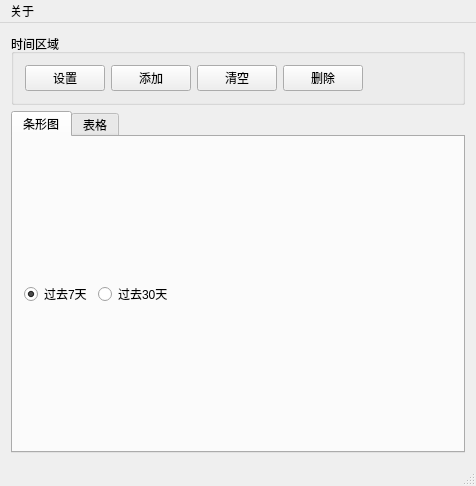
The window that code/SwimmingPerformance/mainwindow.ui (xinyuewodi/SwimmingPerformance) describes before a commit, drawn with Qt 5.
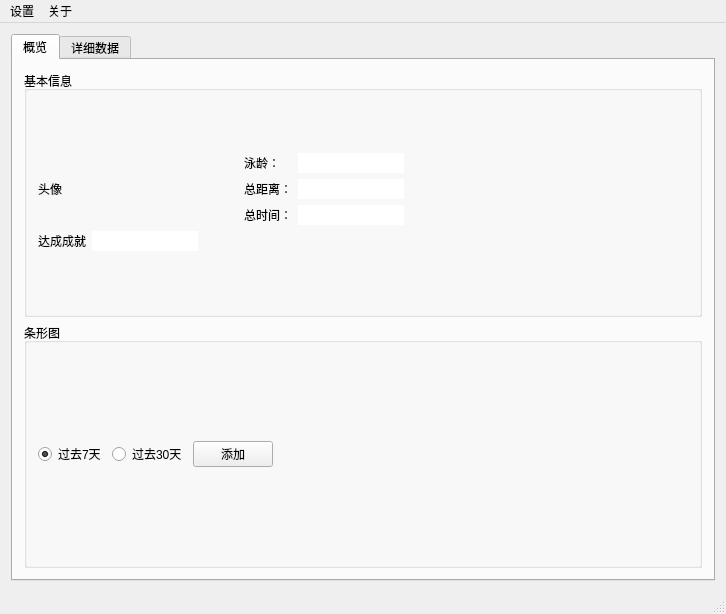
The same window after the commit. The open tabs and pages were chosen to show the change. Icons and pictures are not drawn.

Commit message: 修改主页面布局， 实现所有数据库数据的显示、删除和清空功能， 去掉设置按钮，增加菜单项 设置

Diff of the .ui file:
```diff
--- a/code/SwimmingPerformance/mainwindow.ui
+++ b/code/SwimmingPerformance/mainwindow.ui
@@ -6,8 +6,8 @@
    <rect>
     <x>0</x>
     <y>0</y>
-    <width>476</width>
-    <height>486</height>
+    <width>726</width>
+    <height>614</height>
    </rect>
   </property>
   <property name="windowTitle">
@@ -24,54 +24,239 @@
    <enum>QTabWidget::Triangular</enum>
   </property>
   <widget class="QWidget" name="centralWidget">
-   <layout class="QVBoxLayout" name="verticalLayout">
+   <layout class="QVBoxLayout" name="verticalLayout_7">
+    <item>
+     <widget class="QTabWidget" name="tabWidget">
+      <property name="currentIndex">
+       <number>1</number>
+      </property>
+      <widget class="QWidget" name="tab">
+       <attribute name="title">
+        <string>概览</string>
+       </attribute>
+       <layout class="QVBoxLayout" name="verticalLayout_3">
     <item>
      <widget class="QGroupBox" name="groupBox">
+          <property name="title">
+           <string>基本信息</string>
+          </property>
+          <layout class="QVBoxLayout" name="verticalLayout_2">
+           <item>
+            <layout class="QGridLayout" name="gridLayout">
+             <item row="1" column="3">
+              <widget class="QLabel" name="label_2">
       <property name="sizePolicy">
        <sizepolicy hsizetype="Preferred" vsizetype="Preferred">
         <horstretch>0</horstretch>
         <verstretch>0</verstretch>
        </sizepolicy>
       </property>
-      <property name="title">
-       <string>时间区域</string>
-      </property>
-      <layout class="QVBoxLayout" name="verticalLayout_3">
-       <item>
-        <layout class="QHBoxLayout" name="horizontalLayout_2">
-         <item>
-          <widget class="QPushButton" name="pushButton_setting">
+               <property name="layoutDirection">
+                <enum>Qt::LeftToRight</enum>
+               </property>
            <property name="text">
-            <string>设置</string>
-           </property>
-          </widget>
-         </item>
-         <item>
-          <widget class="QPushButton" name="pushButton_addRecord">
+                <string>总距离：</string>
+               </property>
+               <property name="buddy">
+                <cstring>lineEdit_totalDistance</cstring>
+               </property>
+              </widget>
+             </item>
+             <item row="0" column="0" rowspan="3" colspan="2">
+              <widget class="QLabel" name="label">
+               <property name="sizePolicy">
+                <sizepolicy hsizetype="Minimum" vsizetype="Preferred">
+                 <horstretch>0</horstretch>
+                 <verstretch>0</verstretch>
+                </sizepolicy>
+               </property>
            <property name="text">
-            <string>添加</string>
+                <string>头像</string>
            </property>
           </widget>
          </item>
-         <item>
-          <widget class="QPushButton" name="pushButton_clear">
+             <item row="1" column="4">
+              <widget class="QLineEdit" name="lineEdit_totalDistance">
+               <property name="sizePolicy">
+                <sizepolicy hsizetype="Maximum" vsizetype="Fixed">
+                 <horstretch>0</horstretch>
+                 <verstretch>0</verstretch>
+                </sizepolicy>
+               </property>
+               <property name="frame">
+                <bool>false</bool>
+               </property>
+              </widget>
+             </item>
+             <item row="0" column="4">
+              <widget class="QLineEdit" name="lineEdit_swimAge">
+               <property name="sizePolicy">
+                <sizepolicy hsizetype="Maximum" vsizetype="Fixed">
+                 <horstretch>0</horstretch>
+                 <verstretch>0</verstretch>
+                </sizepolicy>
+               </property>
+               <property name="frame">
+                <bool>false</bool>
+               </property>
+              </widget>
+             </item>
+             <item row="2" column="4">
+              <widget class="QLineEdit" name="lineEdit_totalTime">
+               <property name="sizePolicy">
+                <sizepolicy hsizetype="Maximum" vsizetype="Fixed">
+                 <horstretch>0</horstretch>
+                 <verstretch>0</verstretch>
+                </sizepolicy>
+               </property>
+               <property name="frame">
+                <bool>false</bool>
+               </property>
+              </widget>
+             </item>
+             <item row="2" column="3">
+              <widget class="QLabel" name="label_3">
+               <property name="layoutDirection">
+                <enum>Qt::LeftToRight</enum>
+               </property>
            <property name="text">
-            <string>清空</string>
-           </property>
-          </widget>
-         </item>
-         <item>
-          <widget class="QPushButton" name="pushButton_delete">
+                <string>总时间：</string>
+               </property>
+               <property name="buddy">
+                <cstring>lineEdit_totalTime</cstring>
+               </property>
+              </widget>
+             </item>
+             <item row="0" column="3">
+              <widget class="QLabel" name="label_4">
+               <property name="layoutDirection">
+                <enum>Qt::LeftToRight</enum>
+               </property>
            <property name="text">
-            <string>删除</string>
-           </property>
-          </widget>
-         </item>
-         <item>
+                <string>泳龄：</string>
+               </property>
+               <property name="buddy">
+                <cstring>lineEdit_swimAge</cstring>
+               </property>
+              </widget>
+             </item>
+             <item row="3" column="0">
+              <widget class="QLabel" name="label_5">
+               <property name="sizePolicy">
+                <sizepolicy hsizetype="Minimum" vsizetype="Preferred">
+                 <horstretch>0</horstretch>
+                 <verstretch>0</verstretch>
+                </sizepolicy>
+               </property>
+               <property name="text">
+                <string>达成成就</string>
+               </property>
+               <property name="buddy">
+                <cstring>lineEdit_achievements</cstring>
+               </property>
+              </widget>
+             </item>
+             <item row="0" column="2">
+              <spacer name="horizontalSpacer_3">
+               <property name="orientation">
+                <enum>Qt::Horizontal</enum>
+               </property>
+               <property name="sizeType">
+                <enum>QSizePolicy::Maximum</enum>
+               </property>
+               <property name="sizeHint" stdset="0">
+                <size>
+                 <width>40</width>
+                 <height>20</height>
+                </size>
+               </property>
+              </spacer>
+             </item>
+             <item row="1" column="2">
+              <spacer name="horizontalSpacer_5">
+               <property name="orientation">
+                <enum>Qt::Horizontal</enum>
+               </property>
+               <property name="sizeType">
+                <enum>QSizePolicy::Maximum</enum>
+               </property>
+               <property name="sizeHint" stdset="0">
+                <size>
+                 <width>40</width>
+                 <height>20</height>
+                </size>
+               </property>
+              </spacer>
+             </item>
+             <item row="2" column="2">
+              <spacer name="horizontalSpacer_6">
+               <property name="orientation">
+                <enum>Qt::Horizontal</enum>
+               </property>
+               <property name="sizeType">
+                <enum>QSizePolicy::Maximum</enum>
+               </property>
+               <property name="sizeHint" stdset="0">
+                <size>
+                 <width>40</width>
+                 <height>20</height>
+                </size>
+               </property>
+              </spacer>
+             </item>
+             <item row="3" column="4">
+              <spacer name="horizontalSpacer_4">
+               <property name="orientation">
+                <enum>Qt::Horizontal</enum>
+               </property>
+               <property name="sizeType">
+                <enum>QSizePolicy::Expanding</enum>
+               </property>
+               <property name="sizeHint" stdset="0">
+                <size>
+                 <width>40</width>
+                 <height>20</height>
+                </size>
+               </property>
+              </spacer>
+             </item>
+             <item row="3" column="1">
+              <widget class="QLineEdit" name="lineEdit_achievements">
+               <property name="sizePolicy">
+                <sizepolicy hsizetype="Maximum" vsizetype="Fixed">
+                 <horstretch>0</horstretch>
+                 <verstretch>0</verstretch>
+                </sizepolicy>
+               </property>
+               <property name="frame">
+                <bool>false</bool>
+               </property>
+              </widget>
+             </item>
+             <item row="3" column="3">
           <spacer name="horizontalSpacer_2">
            <property name="orientation">
             <enum>Qt::Horizontal</enum>
            </property>
+               <property name="sizeType">
+                <enum>QSizePolicy::Preferred</enum>
+               </property>
+               <property name="sizeHint" stdset="0">
+                <size>
+                 <width>40</width>
+                 <height>20</height>
+                </size>
+               </property>
+              </spacer>
+             </item>
+             <item row="3" column="2">
+              <spacer name="horizontalSpacer_7">
+               <property name="orientation">
+                <enum>Qt::Horizontal</enum>
+               </property>
+               <property name="sizeType">
+                <enum>QSizePolicy::Maximum</enum>
+               </property>
            <property name="sizeHint" stdset="0">
             <size>
              <width>40</width>
@@ -86,20 +271,10 @@
      </widget>
     </item>
     <item>
-     <widget class="QTabWidget" name="tabWidget">
-      <property name="autoFillBackground">
-       <bool>true</bool>
-      </property>
-      <property name="tabShape">
-       <enum>QTabWidget::Rounded</enum>
-      </property>
-      <property name="currentIndex">
-       <number>0</number>
-      </property>
-      <widget class="QWidget" name="tab_barChart">
-       <attribute name="title">
+         <widget class="QGroupBox" name="groupBox_2">
+          <property name="title">
         <string>条形图</string>
-       </attribute>
+          </property>
        <layout class="QVBoxLayout" name="verticalLayout_4">
         <item>
          <layout class="QVBoxLayout" name="verticalLayout_barChart">
@@ -122,6 +297,13 @@
               </property>
              </widget>
             </item>
+               <item>
+                <widget class="QPushButton" name="pushButton_add2">
+                 <property name="text">
+                  <string>添加</string>
+                 </property>
+                </widget>
+               </item>
             <item>
              <spacer name="horizontalSpacer">
               <property name="orientation">
@@ -141,13 +323,76 @@
         </item>
        </layout>
       </widget>
-      <widget class="QWidget" name="tab_table">
+        </item>
+       </layout>
+      </widget>
+      <widget class="QWidget" name="tab_2">
        <attribute name="title">
-        <string>表格</string>
+        <string>详细数据</string>
        </attribute>
-       <layout class="QVBoxLayout" name="verticalLayout_5">
+       <layout class="QHBoxLayout" name="horizontalLayout_2">
         <item>
-         <widget class="QTableView" name="tableView_dataDisplay"/>
+         <widget class="QTableView" name="tableView_dataDisplay">
+          <property name="autoFillBackground">
+           <bool>true</bool>
+          </property>
+          <property name="alternatingRowColors">
+           <bool>true</bool>
+          </property>
+          <property name="selectionMode">
+           <enum>QAbstractItemView::SingleSelection</enum>
+          </property>
+          <property name="selectionBehavior">
+           <enum>QAbstractItemView::SelectRows</enum>
+          </property>
+          <attribute name="horizontalHeaderCascadingSectionResizes">
+           <bool>true</bool>
+          </attribute>
+          <attribute name="horizontalHeaderShowSortIndicator" stdset="0">
+           <bool>true</bool>
+          </attribute>
+          <attribute name="horizontalHeaderStretchLastSection">
+           <bool>true</bool>
+          </attribute>
+         </widget>
+        </item>
+        <item>
+         <layout class="QVBoxLayout" name="verticalLayout">
+          <item>
+           <widget class="QPushButton" name="pushButton_addRecord">
+            <property name="text">
+             <string>添加</string>
+            </property>
+           </widget>
+          </item>
+          <item>
+           <widget class="QPushButton" name="pushButton_delete">
+            <property name="text">
+             <string>删除</string>
+            </property>
+           </widget>
+          </item>
+          <item>
+           <widget class="QPushButton" name="pushButton_clear">
+            <property name="text">
+             <string>清空</string>
+            </property>
+           </widget>
+          </item>
+          <item>
+           <spacer name="verticalSpacer">
+            <property name="orientation">
+             <enum>Qt::Vertical</enum>
+            </property>
+            <property name="sizeHint" stdset="0">
+             <size>
+              <width>20</width>
+              <height>40</height>
+             </size>
+            </property>
+           </spacer>
+          </item>
+         </layout>
         </item>
        </layout>
       </widget>
@@ -160,7 +405,7 @@
     <rect>
      <x>0</x>
      <y>0</y>
-     <width>476</width>
+     <width>726</width>
      <height>23</height>
     </rect>
    </property>
@@ -169,6 +414,13 @@
      <string>关于</string>
     </property>
    </widget>
+   <widget class="QMenu" name="menu_2">
+    <property name="title">
+     <string>设置</string>
+    </property>
+    <addaction name="actionDisplay"/>
+   </widget>
+   <addaction name="menu_2"/>
    <addaction name="menu"/>
   </widget>
   <widget class="QStatusBar" name="statusBar"/>
```
Left out of the diff: 19 changed lines with no effect on the pictures. Lines whose indentation alone changed are shown as unchanged. The commit also changes 2 other files.
